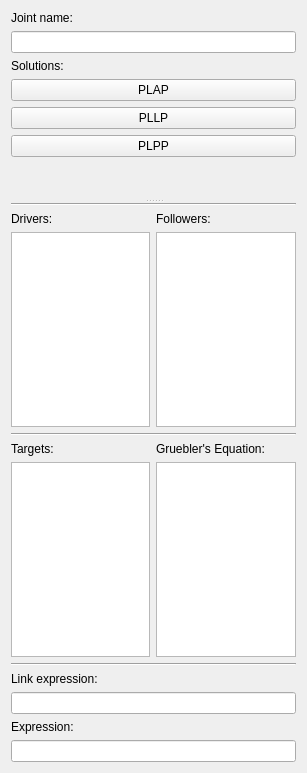
Qt form core/synthesis/Collections/TriangularIteration.ui (KmolYuan/Pyslvs-UI) before a commit.
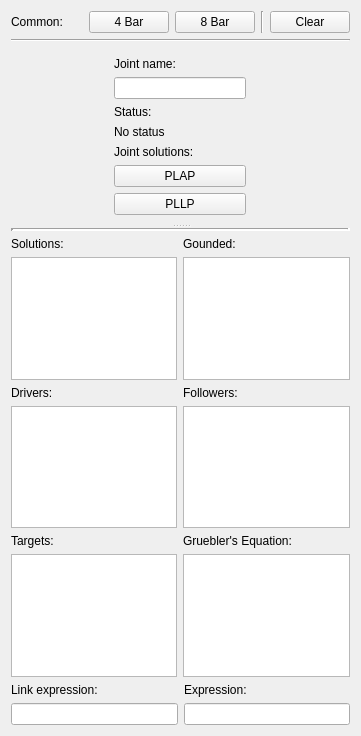
The same form after that commit. Icons and pictures are not drawn.

Patch:
```diff
--- a/core/synthesis/Collections/TriangularIteration.ui
+++ b/core/synthesis/Collections/TriangularIteration.ui
@@ -6,8 +6,8 @@
    <rect>
     <x>0</x>
     <y>0</y>
-    <width>307</width>
-    <height>773</height>
+    <width>361</width>
+    <height>736</height>
    </rect>
   </property>
   <property name="windowTitle">
@@ -17,7 +17,66 @@
    <iconset resource="../../../../../桌面/Pyslvs-PyQt5/icons.qrc">
     <normaloff>:/icons/collection-triangular-iteration.png</normaloff>:/icons/collection-triangular-iteration.png</iconset>
   </property>
-  <layout class="QVBoxLayout" name="verticalLayout">
+  <layout class="QVBoxLayout" name="verticalLayout_11">
+   <item>
+    <layout class="QHBoxLayout" name="horizontalLayout_4">
+     <item>
+      <widget class="QLabel" name="label">
+       <property name="text">
+        <string>Common:</string>
+       </property>
+      </widget>
+     </item>
+     <item>
+      <spacer name="horizontalSpacer">
+       <property name="orientation">
+        <enum>Qt::Horizontal</enum>
+       </property>
+       <property name="sizeHint" stdset="0">
+        <size>
+         <width>40</width>
+         <height>20</height>
+        </size>
+       </property>
+      </spacer>
+     </item>
+     <item>
+      <widget class="QPushButton" name="load_4Bar">
+       <property name="text">
+        <string>4 Bar</string>
+       </property>
+      </widget>
+     </item>
+     <item>
+      <widget class="QPushButton" name="load_8Bar">
+       <property name="text">
+        <string>8 Bar</string>
+       </property>
+      </widget>
+     </item>
+     <item>
+      <widget class="Line" name="line_2">
+       <property name="orientation">
+        <enum>Qt::Vertical</enum>
+       </property>
+      </widget>
+     </item>
+     <item>
+      <widget class="QPushButton" name="clear_button">
+       <property name="text">
+        <string>Clear</string>
+       </property>
+      </widget>
+     </item>
+    </layout>
+   </item>
+   <item>
+    <widget class="Line" name="line">
+     <property name="orientation">
+      <enum>Qt::Horizontal</enum>
+     </property>
+    </widget>
+   </item>
    <item>
     <widget class="QSplitter" name="splitter">
      <property name="orientation">
@@ -26,6 +85,13 @@
      <widget class="QWidget" name="horizontalLayoutWidget">
       <layout class="QHBoxLayout" name="main_layout">
        <item>
+        <widget class="QWidget" name="joint_panel" native="true">
+         <property name="maximumSize">
+          <size>
+           <width>150</width>
+           <height>16777215</height>
+          </size>
+         </property>
         <layout class="QVBoxLayout" name="verticalLayout_6">
          <item>
           <widget class="QLabel" name="joint_name_label">
@@ -35,12 +101,30 @@
           </widget>
          </item>
          <item>
-          <widget class="QLineEdit" name="joint_name"/>
+           <widget class="QLineEdit" name="joint_name">
+            <property name="readOnly">
+             <bool>true</bool>
+            </property>
+           </widget>
          </item>
          <item>
-          <widget class="QLabel" name="label">
+           <widget class="QLabel" name="status_label">
            <property name="text">
-            <string>Solutions:</string>
+             <string>Status:</string>
+            </property>
+           </widget>
+          </item>
+          <item>
+           <widget class="QLabel" name="status">
+            <property name="text">
+             <string>No status</string>
+            </property>
+           </widget>
+          </item>
+          <item>
+           <widget class="QLabel" name="solution_label">
+            <property name="text">
+             <string>Joint solutions:</string>
            </property>
           </widget>
          </item>
@@ -58,13 +142,6 @@
            </property>
           </widget>
          </item>
-         <item>
-          <widget class="QPushButton" name="PLPP_solution">
-           <property name="text">
-            <string>PLPP</string>
-           </property>
-          </widget>
-         </item>
          <item>
           <spacer name="verticalSpacer">
            <property name="orientation">
@@ -79,6 +156,7 @@
           </spacer>
          </item>
         </layout>
+        </widget>
        </item>
       </layout>
      </widget>
@@ -86,11 +164,46 @@
       <layout class="QVBoxLayout" name="verticalLayout_7">
        <item>
         <widget class="Line" name="line_3">
+         <property name="lineWidth">
+          <number>3</number>
+         </property>
          <property name="orientation">
           <enum>Qt::Horizontal</enum>
          </property>
         </widget>
        </item>
+       <item>
+        <layout class="QHBoxLayout" name="horizontalLayout_5">
+         <item>
+          <layout class="QVBoxLayout" name="verticalLayout_9">
+           <item>
+            <widget class="QLabel" name="Expression_list_label">
+             <property name="text">
+              <string>Solutions:</string>
+             </property>
+            </widget>
+           </item>
+           <item>
+            <widget class="QListWidget" name="Expression_list"/>
+           </item>
+          </layout>
+         </item>
+         <item>
+          <layout class="QVBoxLayout" name="verticalLayout_10">
+           <item>
+            <widget class="QLabel" name="grounded_label">
+             <property name="text">
+              <string>Gounded:</string>
+             </property>
+            </widget>
+           </item>
+           <item>
+            <widget class="QListView" name="grounded_list"/>
+           </item>
+          </layout>
+         </item>
+        </layout>
+       </item>
        <item>
         <layout class="QHBoxLayout" name="horizontalLayout">
          <item>
@@ -123,13 +236,6 @@
          </item>
         </layout>
        </item>
-       <item>
-        <widget class="Line" name="line">
-         <property name="orientation">
-          <enum>Qt::Horizontal</enum>
-         </property>
-        </widget>
-       </item>
        <item>
         <layout class="QHBoxLayout" name="horizontalLayout_2">
          <item>
@@ -163,12 +269,9 @@
         </layout>
        </item>
        <item>
-        <widget class="Line" name="line_2">
-         <property name="orientation">
-          <enum>Qt::Horizontal</enum>
-         </property>
-        </widget>
-       </item>
+        <layout class="QHBoxLayout" name="horizontalLayout_3">
+         <item>
+          <layout class="QVBoxLayout" name="verticalLayout">
        <item>
         <widget class="QLabel" name="Link_Expression_label">
          <property name="text">
@@ -183,6 +286,10 @@
          </property>
         </widget>
        </item>
+          </layout>
+         </item>
+         <item>
+          <layout class="QVBoxLayout" name="verticalLayout_8">
        <item>
         <widget class="QLabel" name="Expression_label">
          <property name="text">
@@ -196,6 +303,10 @@
           <bool>true</bool>
          </property>
         </widget>
+           </item>
+          </layout>
+         </item>
+        </layout>
        </item>
       </layout>
      </widget>
```
Lines whose indentation alone changed are shown as unchanged.
